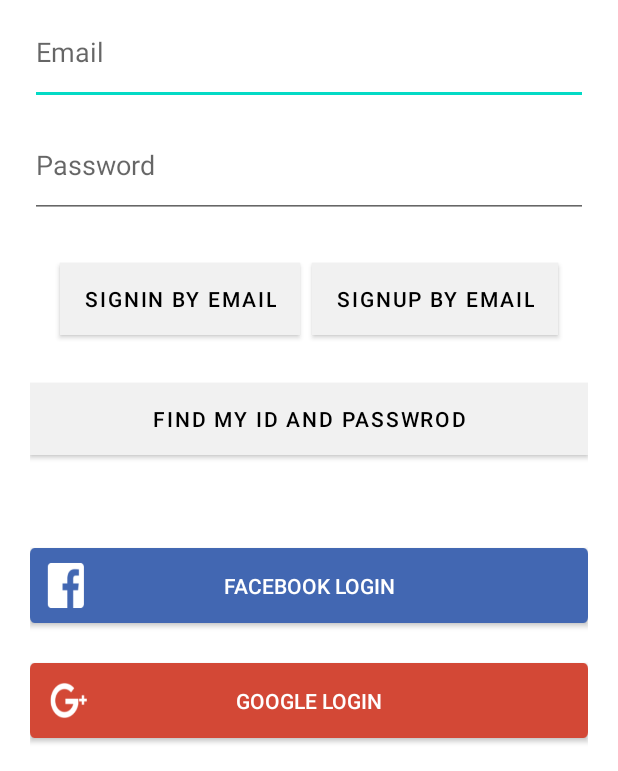
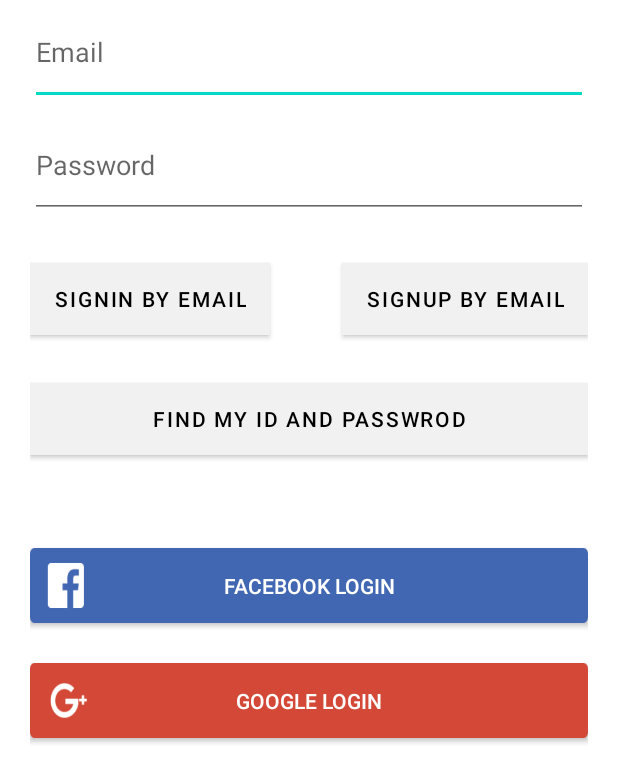
Before and after one commit to m6z1/m6z1nstagram, an Android app: the layout activity_login.xml on its own in the app's theme, with its tools: preview values and no code run, on a phone screen of 412 x 824 dp, the part 465-1236 px from its top. Run offline under Robolectric (Android 15) with nearby library versions, the phone set to English and light mode, and no system bars.

Commit message:
design : 로그인 화면의 버튼 위치 수정

```diff
--- a/app/src/main/res/layout/activity_login.xml
+++ b/app/src/main/res/layout/activity_login.xml
@@ -37,7 +37,6 @@
         android:background="@color/colorEmailSignIn"
         android:text="@string/signin_email"
         android:textColor="@color/black"
-        android:layout_marginLeft="20dp"
         app:layout_constraintRight_toLeftOf="@id/SignupEmail"
         app:layout_constraintStart_toStartOf="@id/LoginLayout"
         app:layout_constraintTop_toBottomOf="@id/PutPasswd" />
@@ -50,11 +49,10 @@
         android:background="@color/colorEmailSignIn"
         android:text="@string/signup_email"
         android:textColor="@color/black"
-        android:layout_marginRight="20dp"
         app:layout_constraintBottom_toBottomOf="@+id/SigninEmail"
         app:layout_constraintEnd_toEndOf="@id/LoginLayout"
         app:layout_constraintLeft_toRightOf="@id/SigninEmail"
-        app:layout_constraintTop_toBottomOf="@id/PutPasswd" />
+        app:layout_constraintTop_toBottomOf="@id/PutPasswd"/>
 
     <Button
         android:id="@+id/FindIdPasswd"
```
